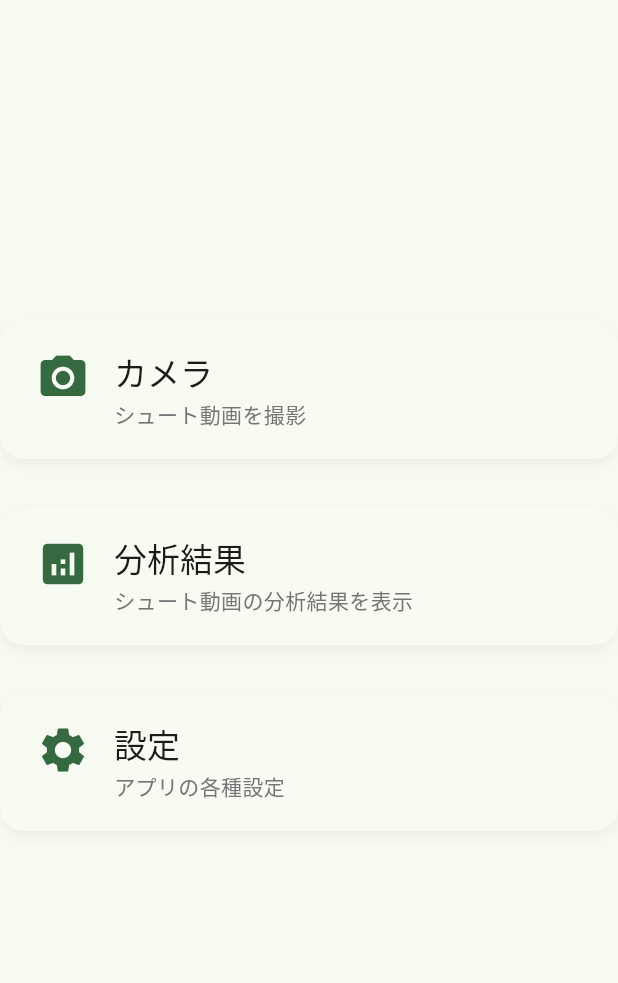
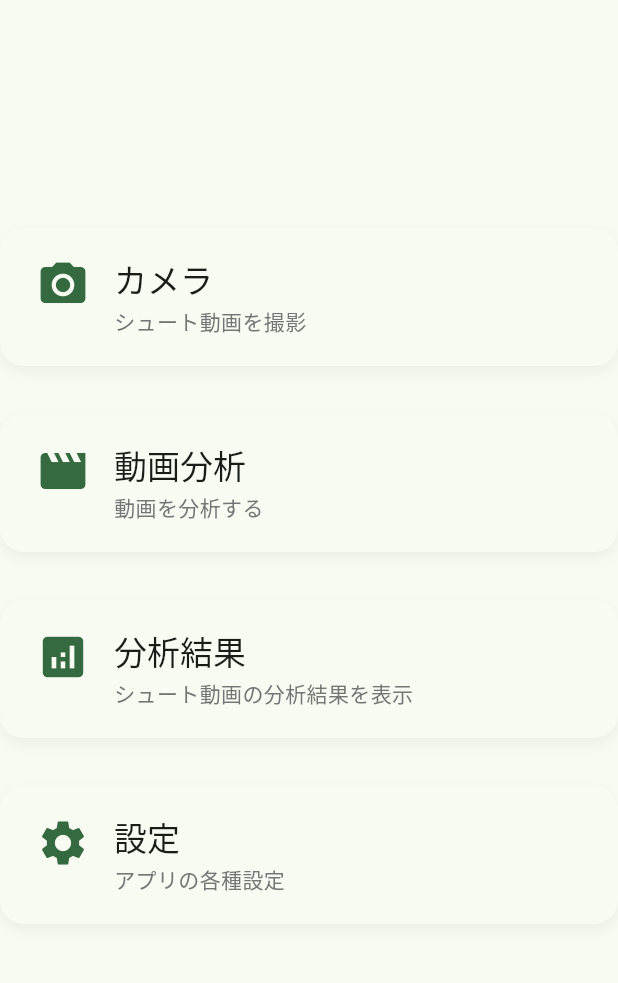
Before and after one commit to miyakp098/shot_trace_app, a Flutter app: the screen it shows after launch, on a phone screen of 412 x 824 dp, the part 84-1067 px from its top. Run offline on Flutter 3.47's test engine with Material 3 defaults, Android fonts, the light colour scheme and no system bars; our stand-ins replace camera, flutter_svg, gallery_saver; project files that could hold a hidden picture were left out.

Commit message:
動画分析画面の追加

```diff
--- a/lib/screens/home/home_screen.dart
+++ b/lib/screens/home/home_screen.dart
@@ -34,6 +34,17 @@ class _HomeScreenState extends State<HomeScreen> {
                 Navigator.of(context).push(
                   MaterialPageRoute(builder: (_) => const CameraScreen()),
                 );
+              },
+            ),
+            const SizedBox(height: 32),
+            _HomeMenuButton(
+              icon: Icons.movie,
+              label: '動画分析',
+              description: '動画を分析する',
+              onTap: () {
+                // TODO: 動画分析画面への遷移を実装
+                // 推移後内容: 写真ライブラリにある動画を選択して、APIに送信する
+                // 送信については非同期で行いたい
               },
             ),
             const SizedBox(height: 32),
```
